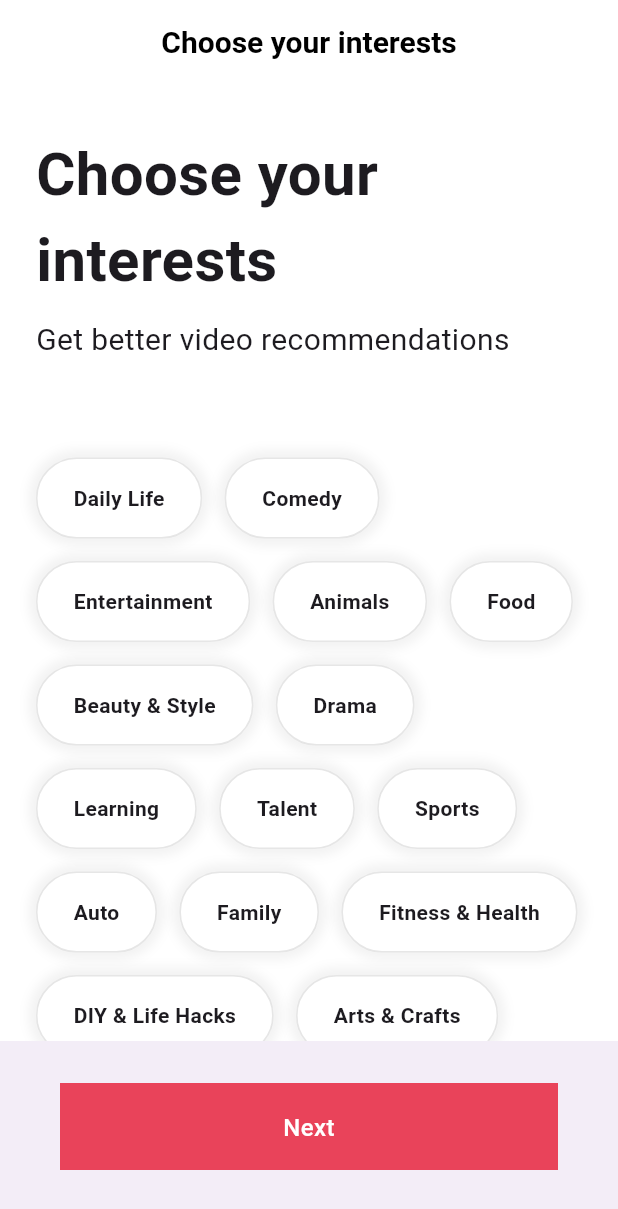
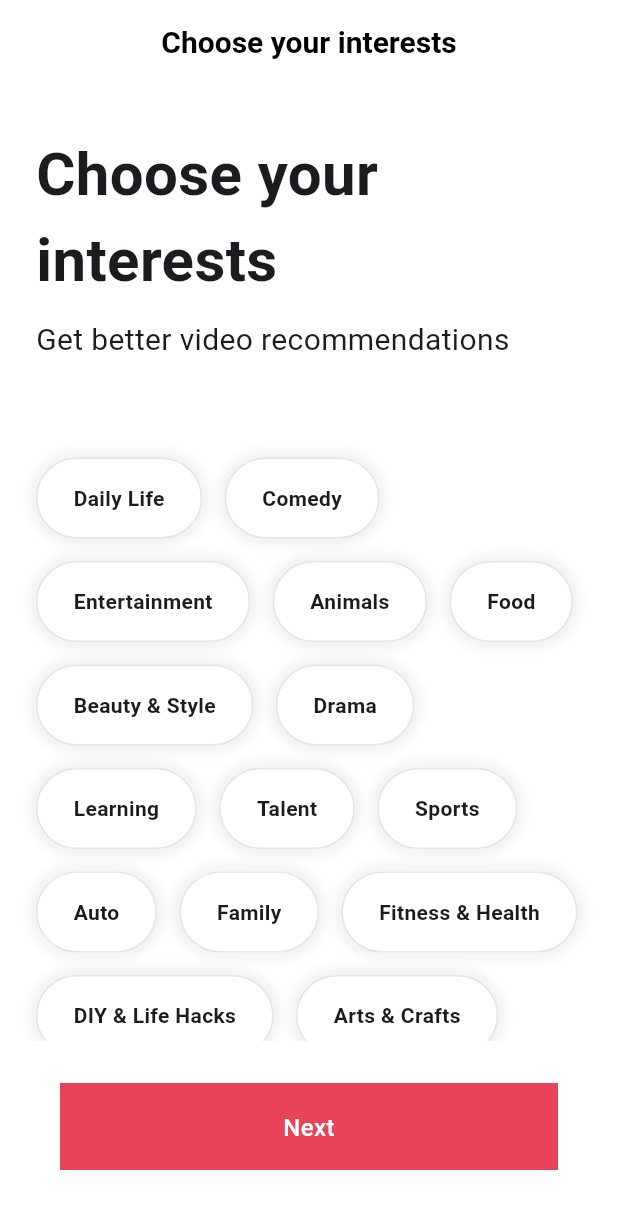
Before and after one commit to ardenspace/practice-flutter2, a Flutter app: the screen it shows after launch, on a phone screen of 412 x 824 dp. Shown: the top 1209 px of the screen. Run offline on Flutter 3.47's test engine with Material 3 defaults, Android fonts, the phone set to English and light mode, and no system bars; our stand-ins replace font_awesome_flutter.

Commit message:
update theme: bottom bar color

```diff
--- a/lib/main.dart
+++ b/lib/main.dart
@@ -26,6 +26,10 @@ class TikTokApp extends StatelessWidget {
             fontWeight: FontWeight.bold,
           ),
         ),
+        bottomAppBarTheme: const BottomAppBarTheme(
+          color: Colors.white,
+          elevation: 2,
+        ),
         primaryColor: const Color(0xFFE9435A),
       ),
       home: const InterestsScreen(),
```
